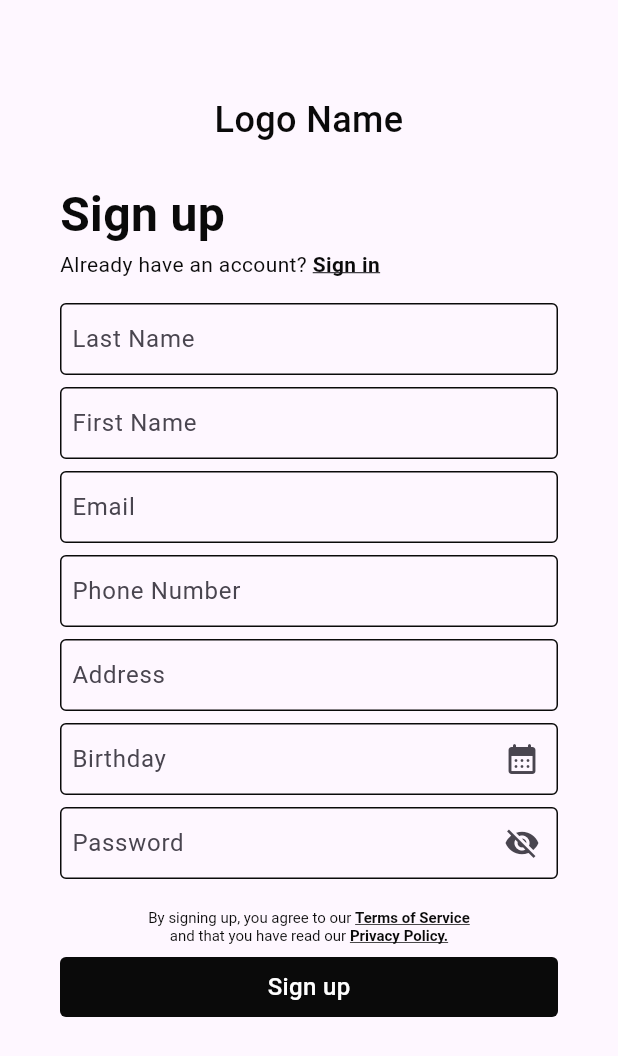
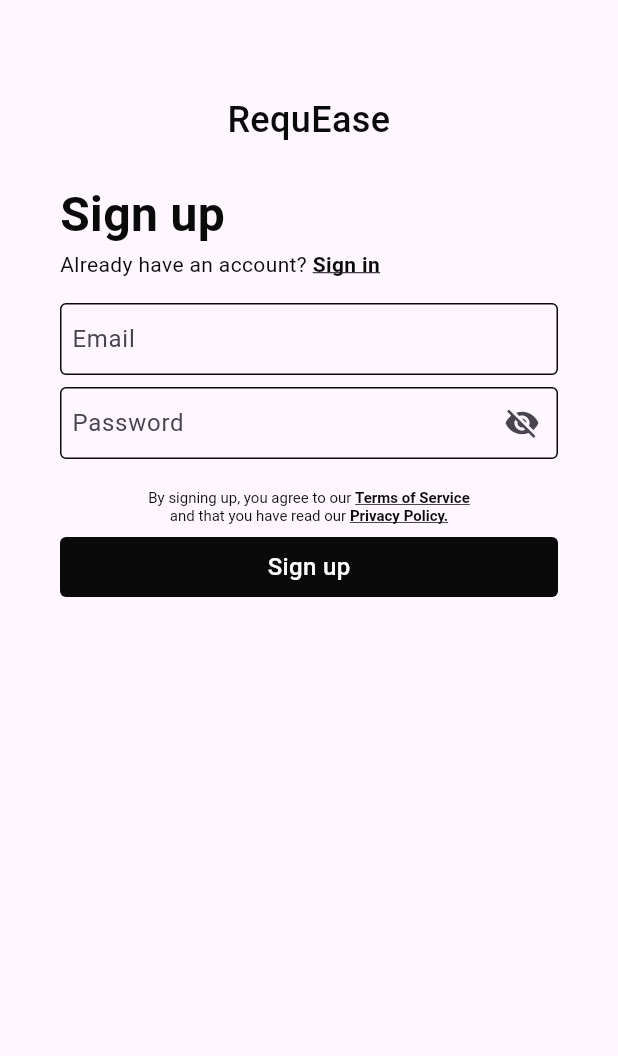
Before and after one commit to divel00/addihills, a Flutter app: the SignupPage screen opened directly, on a phone screen of 412 x 824 dp. Shown: the top 1056 px of the screen. Run offline on Flutter 3.47's test engine with Material 3 defaults, Android fonts, the phone set to English and light mode, and no system bars; our stand-ins replace cloud_firestore, firebase_auth, firebase_core; accounts and stored records are empty; network calls fail.

Commit message:
3.2: issue with signup

```diff
--- a/lib/PAGE/signup_page.dart
+++ b/lib/PAGE/signup_page.dart
@@ -1,3 +1,8 @@
+import 'package:addhills_app/PAGE/login_page.dart';
+import 'package:addhills_app/SERVICES/auth_service.dart';
+import 'package:cloud_firestore/cloud_firestore.dart';
+import 'package:firebase_auth/firebase_auth.dart';
+import 'package:firebase_core/firebase_core.dart';
 import 'package:flutter/cupertino.dart';
 import 'package:flutter/gestures.dart';
 import 'package:flutter/material.dart';
@@ -29,6 +34,18 @@ class _SignupPageState extends State<SignupPage> {
     _birthdayController.dispose();
     _passwordController.dispose();
     super.dispose();
+  }
+
+  void signUpUser() async {
+      await AuthService(FirebaseAuth.instance).signUp(
+      // lastName: _lastNameController.text,
+      // firstName: _firstNameController.text,
+      email: _emailController.text,
+      // phoneNumber: _phoneController.text,
+      // address: _addressController.text,
+      // birthday: _birthdayController.text,
+      password: _passwordController.text,
+      context: context);
   }
 
   void _showDatePicker() {
@@ -76,7 +93,7 @@ class _SignupPageState extends State<SignupPage> {
                 width: double.infinity,
                 child: Text(
                   textAlign: TextAlign.center,
-                  'Logo Name',
+                  'RequEase',
                   style: /*GoogleFonts.poppins(
                       textStyle: const */TextStyle(
                     color: Color(0xff0a0a0a),
@@ -121,7 +138,8 @@ class _SignupPageState extends State<SignupPage> {
                               decoration: TextDecoration.underline),
                           recognizer: TapGestureRecognizer()
                             ..onTap = () {
-                              Navigator.pushNamed(context, '/loginPage');
+                              Navigator.pushReplacement(
+                              context, MaterialPageRoute(builder: (BuildContext context) => LoginPage()));
                             },
                         ),
                       ])),
@@ -137,28 +155,28 @@ class _SignupPageState extends State<SignupPage> {
                     key: _formKey,
                     child: Column(
                       children: [
-                        WithoutIconTextfield(
-                          hintText: 'Last Name',
-                          labelText: 'Last Name',
-                          controller: _lastNameController,
-                          validator: (val) {
-                            if (val != null && val.isValidLastName) {
-                              return "Enter a valid last name";
-                            }
-                            return null;
-                          },
-                        ),
-                        WithoutIconTextfield(
-                          hintText: 'First Name',
-                          labelText: 'First Name',
-                          controller: _firstNameController,
-                          validator: (val) {
-                            if (val!.isEmpty && val.isValidName) {
-                              return "Enter a valid first name";
-                            }
-                            return null;
-                          },
-                        ),
+                        // WithoutIconTextfield(
+                        //   hintText: 'Last Name',
+                        //   labelText: 'Last Name',
+                        //   controller: _lastNameController,
+                        //   validator: (val) {
+                        //     if (val != null && val.isValidLastName) {
+                        //       return "Enter a valid last name";
+                        //     }
+                        //     return null;
+                        //   },
+                        // ),
+                        // WithoutIconTextfield(
+                        //   hintText: 'First Name',
+                        //   labelText: 'First Name',
+                        //   controller: _firstNameController,
+                        //   validator: (val) {
+                        //     if (val!.isEmpty && val.isValidName) {
+                        //       return "Enter a valid first name";
+                        //     }
+                        //     return null;
+                        //   },
+                        // ),
                         WithoutIconTextfield(
                           hintText: 'Email',
                           labelText: 'Email',
@@ -170,46 +188,46 @@ class _SignupPageState extends State<SignupPage> {
                             return null;
                           },
                         ),
-                        WithoutIconTextfield(
-                          hintText: 'Phone Number',
-                          labelText: 'Phone Number',
-                          controller: _phoneController,
-                          validator: (val) {
-                            if (val != null && !val.isValidPhone) {
-                              return "Enter a valid phone number";
-                            }
-                            return null;
-                          },
-                        ),
-                        WithoutIconTextfield(
-                          hintText: 'Barangay/City/Province',
-                          labelText: 'Address',
-                          controller: _addressController,
-                        ),
-                        Container(
-                          margin: const EdgeInsets.symmetric(vertical: 4),
-                          child: TextFormField(
-                            controller: _birthdayController,
-                            readOnly: true,
-                            decoration: InputDecoration(
-                                hintText: 'Birthday',
-                                labelText: 'Birthday',
-                                focusedBorder: const OutlineInputBorder(
-                                    borderSide: BorderSide(
-                                        color: Color(0xff0a0a0a), width: 1.5)),
-                                border: const OutlineInputBorder(),
-                                contentPadding: const EdgeInsets.symmetric(
-                                    horizontal: 4, vertical: 10),
-                                enabledBorder: const OutlineInputBorder(
-                                    borderSide: BorderSide(
-                                        color: Color(0xff0a0a0a), width: 1)),
-                                suffixIcon: InkWell(
-                                  onTap: _showDatePicker,
-                                  child:
-                                      const Icon(Icons.calendar_month_rounded),
-                                )),
-                          ),
-                        ),
+                        // WithoutIconTextfield(
+                        //   hintText: 'Phone Number',
+                        //   labelText: 'Phone Number',
+                        //   controller: _phoneController,
+                        //   validator: (val) {
+                        //     if (val != null && !val.isValidPhone) {
+                        //       return "Enter a valid phone number";
+                        //     }
+                        //     return null;
+                        //   },
+                        // ),
+                        // WithoutIconTextfield(
+                        //   hintText: 'Barangay/City/Province',
+                        //   labelText: 'Address',
+                        //   controller: _addressController,
+                        // ),
+                        // Container(
+                        //   margin: const EdgeInsets.symmetric(vertical: 4),
+                        //   child: TextFormField(
+                        //     controller: _birthdayController,
+                        //     readOnly: true,
+                        //     decoration: InputDecoration(
+                        //         hintText: 'Birthday',
+                        //         labelText: 'Birthday',
+                        //         focusedBorder: const OutlineInputBorder(
+                        //             borderSide: BorderSide(
+                        //                 color: Color(0xff0a0a0a), width: 1.5)),
+                        //         border: const OutlineInputBorder(),
+                        //         contentPadding: const EdgeInsets.symmetric(
+                        //             horizontal: 4, vertical: 10),
+                        //         enabledBorder: const OutlineInputBorder(
+                        //             borderSide: BorderSide(
+                        //                 color: Color(0xff0a0a0a), width: 1)),
+                        //         suffixIcon: InkWell(
+                        //           onTap: _showDatePicker,
+                        //           child:
+                        //               const Icon(Icons.calendar_month_rounded),
+                        //         )),
+                        //   ),
+                        // ),
                         PasswordTextfield(
                           controller: _passwordController,
                         ),
@@ -251,9 +269,21 @@ class _SignupPageState extends State<SignupPage> {
                               ])),
                         ),
                         InkWell(
-                          onTap: () {
-                            debugPrint(_phoneController.text);
-                            _formKey.currentState!.validate();
+                          onTap: () async {
+                            await AuthService(FirebaseAuth.instance).signUp(
+                            // lastName: _lastNameController.text,
+                            // firstName: _firstNameController.text,
+                            email: _emailController.text,
+                            // phoneNumber: _phoneController.text,
+                            // address: _addressController.text,
+                            // birthday: _birthdayController.text,
+                            password: _passwordController.text,
+                            context: context);
+
+
+                            //signUpUser();
+                            // debugPrint(_birthdayController.text);
+                            //_formKey.currentState!.validate();
                             // Make sure _fname is not null
                           },
                           child: Container(
--- a/lib/main.dart
+++ b/lib/main.dart
@@ -29,7 +29,7 @@ class MyApp extends StatelessWidget {
     return MaterialApp(
       debugShowCheckedModeBanner: false,
       title: 'Flutter Demo',
-      home: DocuPage(),
+      home: LoginPage(),
     );
   }
 }
--- a/pubspec.yaml
+++ b/pubspec.yaml
@@ -36,6 +36,7 @@ dependencies:
   # Use with the CupertinoIcons class for iOS style icons.
   cupertino_icons: ^1.0.6
   firebase_core: ^3.3.0
+  firebase_auth: ^5.1.4
   cloud_firestore: ^5.2.1
   intl: ^0.19.0
 
```
Also changed, not shown: lib/PAGE/login_page.dart (+20 -4 lines), lib/SERVICES/auth_service.dart (added, +168 -0 lines), lib/utils/show_snackbar.dart (added, +9 -0 lines), pubspec.lock, 5 other files.
